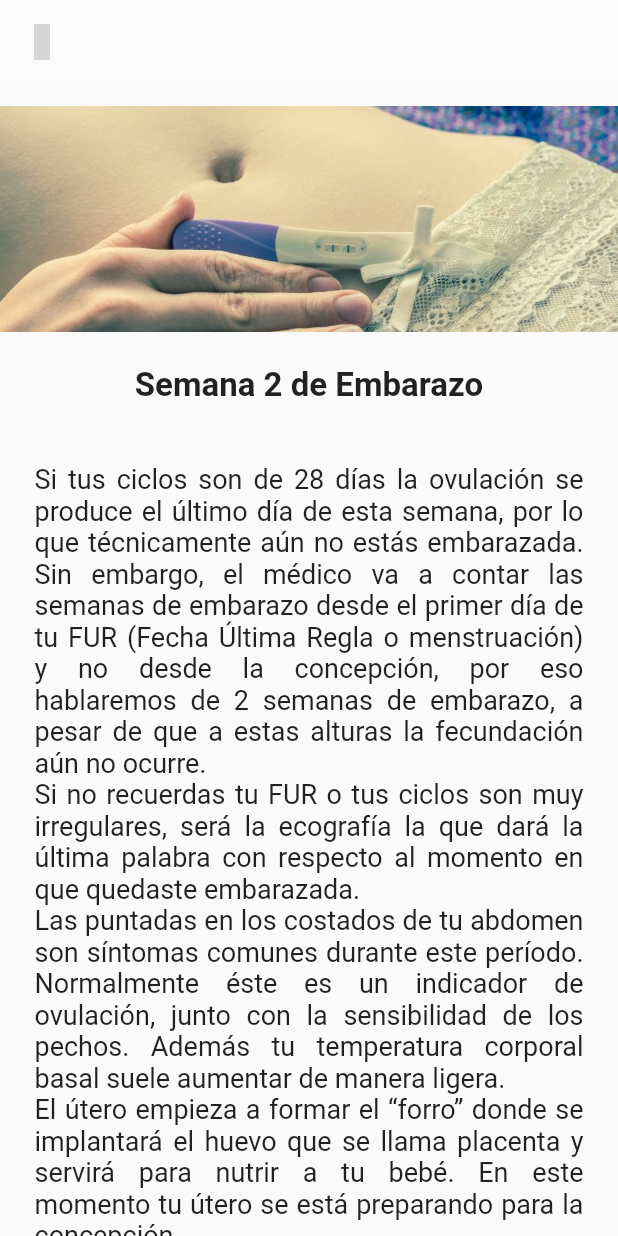
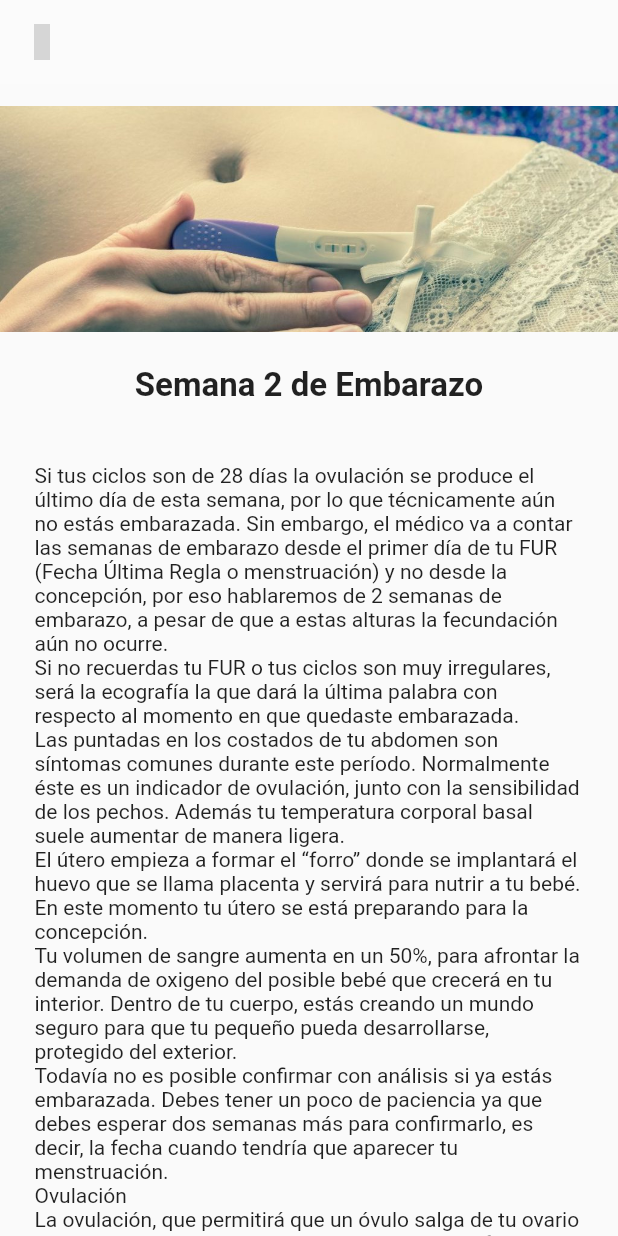
Before and after one commit to DrKoi/obcalculator_unab, a Flutter app: the SemanaPage screen opened directly, on a phone screen of 412 x 824 dp. Run offline on Flutter 3.47's test engine with Material 2 defaults, Android fonts, the phone set to English and light mode, and no system bars; our stand-ins replace jiffy, material_design_icons_flutter, sleek_circular_slider; grey boxes are pictures that could not be loaded.

Commit message:
formato para páginas listo

```diff
--- a/ob_calculator/lib/models/semana_model.dart
+++ b/ob_calculator/lib/models/semana_model.dart
@@ -1,7 +1,9 @@
+import 'package:flutter/material.dart';
+
 class Semana {
   final String numSemana;
   final String slogan;
-  final String textoSemana;
+  final Column textoSemana;
   final String image;
   Semana(
       {required this.numSemana,
--- a/ob_calculator/lib/pages/semana_pages/semana_page.dart
+++ b/ob_calculator/lib/pages/semana_pages/semana_page.dart
@@ -14,10 +14,11 @@ class SemanaPage extends StatefulWidget {
 
 final Map<num, Semana> semana = {
   2: Semana(
-      image: '',
-      numSemana: 'Semana 2 de Embarazo',
-      slogan: '',
-      textoSemana: 'Si tus ciclos son de 28 días la ovulación se produce el último día de esta semana, por lo que técnicamente aún no estás embarazada. Sin embargo, el médico va a contar las semanas de embarazo desde el primer día de tu FUR (Fecha Última Regla o menstruación) y no desde la concepción, por eso hablaremos de 2 semanas de embarazo, a pesar de que a estas alturas la fecundación aún no ocurre.' +
+    image: '',
+    numSemana: 'Semana 2 de Embarazo',
+    slogan: '',
+    textoSemana: Column(children: [
+      Text('Si tus ciclos son de 28 días la ovulación se produce el último día de esta semana, por lo que técnicamente aún no estás embarazada. Sin embargo, el médico va a contar las semanas de embarazo desde el primer día de tu FUR (Fecha Última Regla o menstruación) y no desde la concepción, por eso hablaremos de 2 semanas de embarazo, a pesar de que a estas alturas la fecundación aún no ocurre.' +
           '\nSi no recuerdas tu FUR o tus ciclos son muy irregulares, será la ecografía la que dará la última palabra con respecto al momento en que quedaste embarazada.' +
           '\nLas puntadas en los costados de tu abdomen son síntomas comunes durante este período. Normalmente éste es un indicador de ovulación, junto con la sensibilidad de los pechos. Además tu temperatura corporal basal suele aumentar de manera ligera.' +
           '\nEl útero empieza a formar el “forro” donde se implantará el huevo que se llama placenta y servirá para nutrir a tu bebé. En este momento tu útero se está preparando para la concepción.' +
@@ -27,81 +28,199 @@ final Map<num, Semana> semana = {
           '\nLa ovulación, que permitirá que un óvulo salga de tu ovario para encontrarse con un espermatozoide que lo fecunde, se desencadena por un aumento súbito de la producción de una hormona llamada LH.' +
           '\nEste proceso parte cuando la superficie del ovario comienza a presentar un abultamiento local, en cuyo vértice aparece una mancha llamada estigma. Esto produce la degeneración de la superficie del ovario, lo que da paso a un escape de líquido folicular por el estigma , que se abre gradualmente. Así se libera la tensión y el óvulo se desprende y es expulsado del ovario.' +
           '\nSin embargo, algunas mujeres no ovulan naturalmente por lo que para embarazarse toman fármacos, como el citrato de clomifeno, que estimula la liberación de esta hormona, provocando ovulaciones múltiples.' +
-          '\nEs por esto que la frecuencia de embarazos múltiples aumenta hasta 10 veces cuando se induce la ovulación, pero también ocurren abortos espontáneos ya que no resulta posible la supervivencia de siete o más embriones.'),
+          '\nEs por esto que la frecuencia de embarazos múltiples aumenta hasta 10 veces cuando se induce la ovulación, pero también ocurren abortos espontáneos ya que no resulta posible la supervivencia de siete o más embriones.')
+    ]),
+  ),
   3: Semana(
       image: '',
       numSemana: 'Semana 3 de Embarazo',
       slogan: '',
-      textoSemana: ''),
+      textoSemana: Column(children: [Text('')])),
   4: Semana(
       image: '',
       numSemana: 'Semana 4 de Embarazo',
       slogan: '',
-      textoSemana: ''),
+      textoSemana: Column(children: [Text('')])),
   5: Semana(
       image: '',
       numSemana: 'Semana 5 de Embarazo',
       slogan: '',
-      textoSemana: ''),
+      textoSemana: Column(children: [Text('')])),
   6: Semana(
       image: '',
       numSemana: 'Semana 6 de Embarazo',
       slogan: '',
-      textoSemana: ''),
+      textoSemana: Column(children: [Text('')])),
   7: Semana(
       image: '',
       numSemana: 'Semana 7 de Embarazo',
       slogan: '',
-      textoSemana: ''),
+      textoSemana: Column(children: [Text('')])),
   8: Semana(
       image: '',
       numSemana: '8 semanas de Embarazo',
       slogan: 'El gran paso de embrión a feto',
-      textoSemana: ''),
+      textoSemana: Column(children: [Text('')])),
   9: Semana(
       image: '',
       numSemana: '9 semanas de Embarazo',
       slogan: 'Tu bebé tiene el tamaño de una uva',
-      textoSemana: ''),
+      textoSemana: Column(children: [Text('')])),
   10: Semana(
       image: '',
       numSemana: '10 semanas de Embarazo',
       slogan: 'Tu bebé empieza a moverse',
-      textoSemana: ''),
+      textoSemana: Column(children: [Text('')])),
   11: Semana(
       image: '',
       numSemana: '11 semanas de Embarazo',
       slogan: 'Tu bebé se mueve libre',
-      textoSemana: ''),
-  12: Semana(image: '', numSemana: '', slogan: '', textoSemana: ''),
-  13: Semana(image: '', numSemana: '', slogan: '', textoSemana: ''),
-  14: Semana(image: '', numSemana: '', slogan: '', textoSemana: ''),
-  15: Semana(image: '', numSemana: '', slogan: '', textoSemana: ''),
-  16: Semana(image: '', numSemana: '', slogan: '', textoSemana: ''),
-  17: Semana(image: '', numSemana: '', slogan: '', textoSemana: ''),
-  18: Semana(image: '', numSemana: '', slogan: '', textoSemana: ''),
-  19: Semana(image: '', numSemana: '', slogan: '', textoSemana: ''),
-  20: Semana(image: '', numSemana: '', slogan: '', textoSemana: ''),
-  21: Semana(image: '', numSemana: '', slogan: '', textoSemana: ''),
-  22: Semana(image: '', numSemana: '', slogan: '', textoSemana: ''),
-  23: Semana(image: '', numSemana: '', slogan: '', textoSemana: ''),
-  24: Semana(image: '', numSemana: '', slogan: '', textoSemana: ''),
-  25: Semana(image: '', numSemana: '', slogan: '', textoSemana: ''),
-  26: Semana(image: '', numSemana: '', slogan: '', textoSemana: ''),
-  27: Semana(image: '', numSemana: '', slogan: '', textoSemana: ''),
-  28: Semana(image: '', numSemana: '', slogan: '', textoSemana: ''),
-  29: Semana(image: '', numSemana: '', slogan: '', textoSemana: ''),
-  30: Semana(image: '', numSemana: '', slogan: '', textoSemana: ''),
-  31: Semana(image: '', numSemana: '', slogan: '', textoSemana: ''),
-  32: Semana(image: '', numSemana: '', slogan: '', textoSemana: ''),
-  33: Semana(image: '', numSemana: '', slogan: '', textoSemana: ''),
-  34: Semana(image: '', numSemana: '', slogan: '', textoSemana: ''),
-  35: Semana(image: '', numSemana: '', slogan: '', textoSemana: ''),
-  36: Semana(image: '', numSemana: '', slogan: '', textoSemana: ''),
-  37: Semana(image: '', numSemana: '', slogan: '', textoSemana: ''),
-  38: Semana(image: '', numSemana: '', slogan: '', textoSemana: ''),
-  39: Semana(image: '', numSemana: '', slogan: '', textoSemana: ''),
-  40: Semana(image: '', numSemana: '', slogan: '', textoSemana: ''),
+      textoSemana: Column(children: [Text('')])),
+  12: Semana(
+      image: '',
+      numSemana: '12 semanas de Embarazo',
+      slogan: 'Su primera orina',
+      textoSemana: Column(children: [Text('')])),
+  13: Semana(
+      image: '',
+      numSemana: '13 semanas de Embarazo',
+      slogan: 'Lo más difícil a pasado',
+      textoSemana: Column(children: [Text('')])),
+  14: Semana(
+      image: '',
+      numSemana: '14 semanas de Embarazo',
+      slogan: 'Tu bebé ya funce el ceño',
+      textoSemana: Column(children: [Text('')])),
+  15: Semana(
+      image: '',
+      numSemana: '15 semanas de Embarazo',
+      slogan: 'Despídete de las náuseas',
+      textoSemana: Column(children: [Text('')])),
+  16: Semana(
+      image: '',
+      numSemana: '16 semanas de Embarazo',
+      slogan: 'Ya responde a estímulos externos',
+      textoSemana: Column(children: [Text('')])),
+  17: Semana(
+      image: '',
+      numSemana: '17 semanas de Embarazo',
+      slogan: 'Ya puedes sentir al bebé',
+      textoSemana: Column(children: [Text('')])),
+  18: Semana(
+      image: '',
+      numSemana: '18 semanas de Embarazo',
+      slogan: '¡Ahora puede oir tu corazón!',
+      textoSemana: Column(children: [Text('')])),
+  19: Semana(
+      image: '',
+      numSemana: '19 semanas de Embarazo',
+      slogan: 'Tu bebé reconoce tu voz',
+      textoSemana: Column(children: [Text('')])),
+  20: Semana(
+      image: '',
+      numSemana: '20 semanas de Embarazo',
+      slogan: 'La mitad de tu embarazo',
+      textoSemana: Column(children: [Text('')])),
+  21: Semana(
+      image: '',
+      numSemana: '21 semanas de Embarazo',
+      slogan: 'Tu bebé se mueve seguido',
+      textoSemana: Column(children: [Text('')])),
+  22: Semana(
+      image: '',
+      numSemana: '22 semanas de Embarazo',
+      slogan: 'Ya luce como será al nacer',
+      textoSemana: Column(children: [Text('')])),
+  23: Semana(
+      image: '',
+      numSemana: '23 semanas de Embarazo',
+      slogan: 'Su piel toma color',
+      textoSemana: Column(children: [Text('')])),
+  24: Semana(
+      image: '',
+      numSemana: '24 semanas de Embarazo',
+      slogan: 'Tu bebé siente sabores',
+      textoSemana: Column(children: [Text('')])),
+  25: Semana(
+      image: '',
+      numSemana: '25 semanas de Embarazo',
+      slogan: 'Tu bebé ya tiene pestañas',
+      textoSemana: Column(children: [Text('')])),
+  26: Semana(
+      image: '',
+      numSemana: '26 semanas de Embarazo',
+      slogan: '¡Empieza abrir sus ojitos!',
+      textoSemana: Column(children: [Text('')])),
+  27: Semana(
+      image: '',
+      numSemana: '27 semanas de Embarazo',
+      slogan: 'Tu bebé parpadea',
+      textoSemana: Column(children: [Text('')])),
+  28: Semana(
+      image: '',
+      numSemana: '28 semanas de Embarazo',
+      slogan: 'Percibe lo que le rodea',
+      textoSemana: Column(children: [Text('')])),
+  29: Semana(
+      image: '',
+      numSemana: '29 semanas de Embarazo',
+      slogan: 'Tu bebé crece rápido',
+      textoSemana: Column(children: [Text('')])),
+  30: Semana(
+      image: '',
+      numSemana: '30 semanas de Embarazo',
+      slogan: 'Comienza a cuenta regresiva',
+      textoSemana: Column(children: [Text('')])),
+  31: Semana(
+      image: '',
+      numSemana: '31 semanas de Embarazo',
+      slogan: 'Sientes todos sus movimientos',
+      textoSemana: Column(children: [Text('')])),
+  32: Semana(
+      image: '',
+      numSemana: '32 semanas de Embarazo',
+      slogan: 'Tiene sus uñas formadas',
+      textoSemana: Column(children: [Text('')])),
+  33: Semana(
+      image: '',
+      numSemana: '33 semanas de Embarazo',
+      slogan: 'Tu bebé y sus 5 sentidos',
+      textoSemana: Column(children: [Text('')])),
+  34: Semana(
+      image: '',
+      numSemana: '34 semanas de Embarazo',
+      slogan: 'Casi todo listo',
+      textoSemana: Column(children: [Text('')])),
+  35: Semana(
+      image: '',
+      numSemana: '35 semanas de Embarazo',
+      slogan: 'El bebé toma posición',
+      textoSemana: Column(children: [Text('')])),
+  36: Semana(
+      image: '',
+      numSemana: '36 semanas de Embarazo',
+      slogan: 'El bebé desciende',
+      textoSemana: Column(children: [Text('')])),
+  37: Semana(
+      image: '',
+      numSemana: '37 semanas de Embarazo',
+      slogan: 'La recta final',
+      textoSemana: Column(children: [Text('')])),
+  38: Semana(
+      image: '',
+      numSemana: '38 semanas de Embarazo',
+      slogan: 'Tu bebé ya está preparado',
+      textoSemana: Column(children: [Text('')])),
+  39: Semana(
+      image: '',
+      numSemana: '39 semanas de Embarazo',
+      slogan: 'Puede nacer en cualquier momento',
+      textoSemana: Column(children: [Text('')])),
+  40: Semana(
+      image: '',
+      numSemana: '40 semanas de Embarazo',
+      slogan: '¡Felicidades para tu bebé!',
+      textoSemana: Column(children: [Text('')])),
 };
 
 class _SemanaState extends State<SemanaPage> {
@@ -157,12 +276,9 @@ class _SemanaState extends State<SemanaPage> {
                 Padding(
                   padding: const EdgeInsets.all(8.0),
                   child: Container(
-                      margin: EdgeInsets.symmetric(horizontal: 15),
-                      child: Text(
-                        semana[semanaKey]!.textoSemana,
-                        textAlign: TextAlign.justify,
-                        style: TextStyle(fontSize: 18),
-                      )),
+                    margin: EdgeInsets.symmetric(horizontal: 15),
+                    child: semana[semanaKey]!.textoSemana,
+                  ),
                 )
               ],
             ),
```
